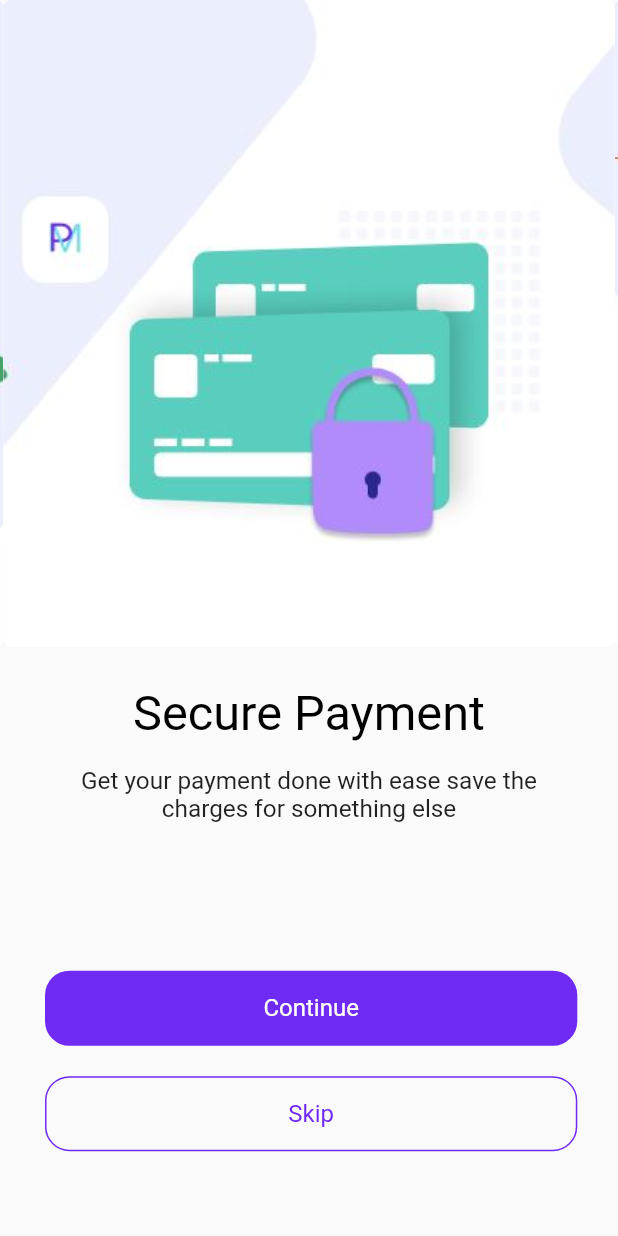
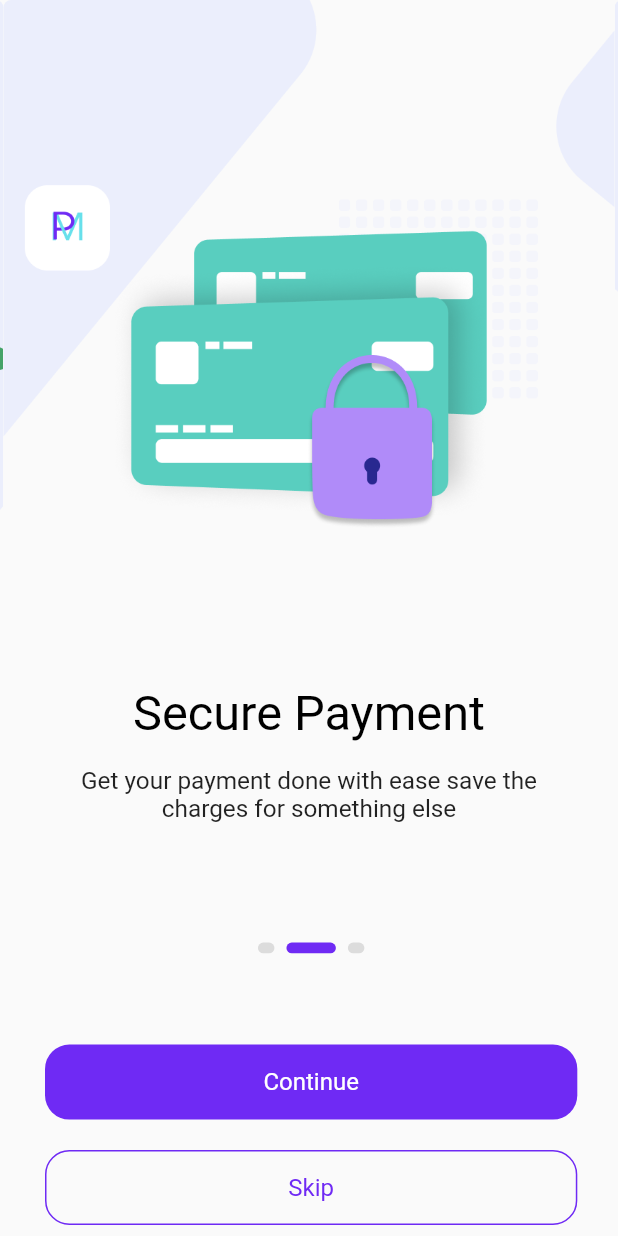
Before and after one commit to kolikay/pay_me_app, a Flutter app: the screen it shows after launch, on a phone screen of 412 x 824 dp. Run offline on Flutter 3.47's test engine with Material 2 defaults, Android fonts, the phone set to English and light mode, and no system bars; drawn by our look-alikes of smooth_page_indicator; our stand-ins replace flutter_screenutil, pin_code_fields; Roboto replaces fonts that are missing (Objectivity).

Commit message:
fixed tab bug

```diff
--- a/lib/screens/landing_page_screens/landing_page1.dart
+++ b/lib/screens/landing_page_screens/landing_page1.dart
@@ -64,19 +64,19 @@ class _LandingPage1State extends State<LandingPage1> {
           },
           children: [
             buildPage(
-              urlImage: 'assets/landingImage1.JPG',
+              urlImage: 'assets/firstImage.png',
               title: 'Fast Payment',
               subTitle1:
                   'Get your payment done with ease save the charges for something else',
             ),
             buildPage(
-              urlImage: 'assets/landingImage2.JPG',
+              urlImage: 'assets/secondImage.png',
               title: 'Secure Payment',
               subTitle1:
                   'Get your payment done with ease save the charges for something else',
             ),
             buildPage(
-              urlImage: 'assets/landingImage3.JPG',
+              urlImage: 'assets/thirdImage.png',
               title: 'Scan Payment',
               subTitle1:
                   'Get your payment done with ease save the charges for something else',
@@ -86,13 +86,25 @@ class _LandingPage1State extends State<LandingPage1> {
         bottomSheet: Padding(
           padding: const EdgeInsets.only(left: 30.0),
           child: SizedBox(
-            height: 250.h,
+            height: 200.h,
             child: Column(
               mainAxisAlignment: MainAxisAlignment.center,
-              crossAxisAlignment: CrossAxisAlignment.center,
               children: [
+
+                SmoothPageIndicator(
+                  controller: pageController,
+                  count: 3,
+                  effect: ExpandingDotsEffect(
+                      dotWidth: 10.w,
+                      dotHeight: 7.h,
+                      activeDotColor: AppColor.mainColor,
+                      dotColor: Colors.black12),
+                  onDotClicked: (index) => pageController.animateToPage(index,
+                      duration: const Duration(milliseconds: 500),
+                      curve: Curves.easeOut),
+                ),
                 SizedBox(
-                  height: 20.h,
+                  height: 60.h,
                 ),
                 ReuseableButton(
                   width: 323.w,
@@ -170,24 +182,6 @@ class _LandingPage1State extends State<LandingPage1> {
             textAlign: TextAlign.center,
           ),
         ),
-        SizedBox(
-          height: 32.h,
-        ),
-        SmoothPageIndicator(
-          controller: pageController,
-          count: 3,
-          effect: ExpandingDotsEffect(
-              dotWidth: 10.w,
-              dotHeight: 5.h,
-              activeDotColor: AppColor.mainColor,
-              dotColor: Colors.black12),
-          onDotClicked: (index) => pageController.animateToPage(index,
-              duration: const Duration(milliseconds: 500),
-              curve: Curves.easeOut),
-        ),
-        SizedBox(
-          height: 40.h,
-        ),
       ],
     );
   }
--- a/pubspec.yaml
+++ b/pubspec.yaml
@@ -80,14 +80,14 @@ dev_dependencies:
 
   # flutter pub run flutter_native_splash:create
 flutter_native_splash:
-  image: assets/logo.png
+  image: assets/Logo.png
   color: '#6f2af4'
 
 #flutter pub run flutter_launcher_icons:main
 flutter_icons:
   android: "launcher_icon"
   ios: true
-  image_path: "assets/logo.png"
+  image_path: "assets/Logo.png"
 
 # For information on the generic Dart part of this file, see the
 # following page: https://dart.dev/tools/pub/pubspec
```
Also changed, not shown: assets/firstImage.png (added), assets/logo.png, assets/secondImage.png (added), assets/thirdImage.png (added), 15 other files.
